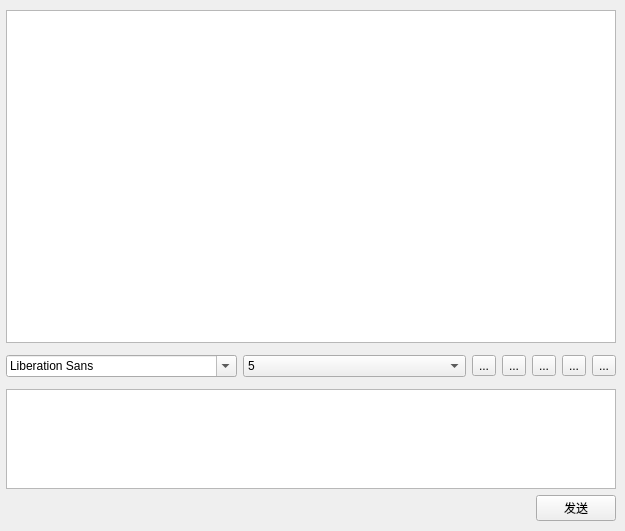
The window that Client/chatwindow.ui (davi-wang/network-chatbox) describes before a commit, drawn with Qt 5.
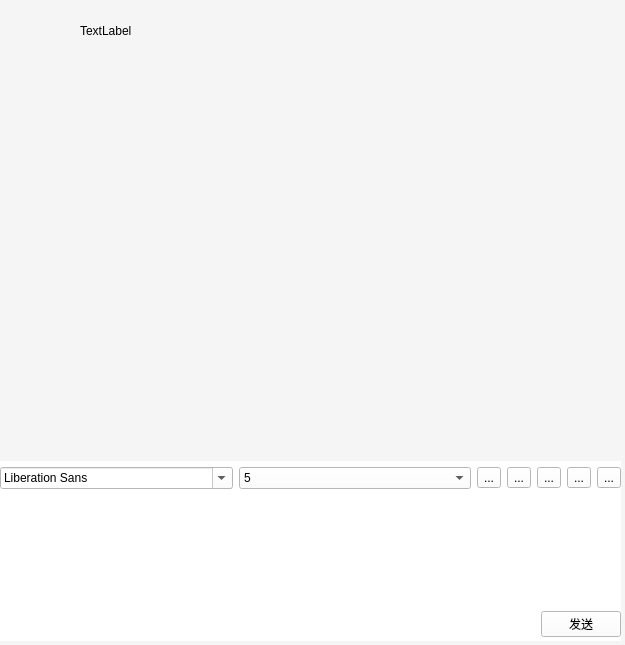
The same window after the commit. Icons and pictures are not drawn.

```diff
--- a/Client/chatwindow.ui
+++ b/Client/chatwindow.ui
@@ -2,12 +2,15 @@
 <ui version="4.0">
  <class>ChatWindow</class>
  <widget class="QWidget" name="ChatWindow">
+  <property name="enabled">
+   <bool>true</bool>
+  </property>
   <property name="geometry">
    <rect>
     <x>0</x>
     <y>0</y>
     <width>625</width>
-    <height>531</height>
+    <height>645</height>
    </rect>
   </property>
   <property name="minimumSize">
@@ -19,54 +22,29 @@
   <property name="maximumSize">
    <size>
     <width>625</width>
-    <height>531</height>
+    <height>645</height>
    </size>
   </property>
   <property name="windowTitle">
    <string>Form</string>
   </property>
-  <widget class="QWidget" name="widget_8" native="true">
-   <property name="geometry">
-    <rect>
-     <x>0</x>
-     <y>10</y>
-     <width>621</width>
-     <height>511</height>
-    </rect>
-   </property>
-   <layout class="QHBoxLayout" name="horizontalLayout_3">
-    <property name="leftMargin">
-     <number>0</number>
-    </property>
-    <property name="topMargin">
-     <number>0</number>
-    </property>
-    <property name="rightMargin">
-     <number>0</number>
-    </property>
-    <property name="bottomMargin">
-     <number>0</number>
-    </property>
-    <item>
-     <widget class="QWidget" name="widget_6" native="true">
-      <layout class="QVBoxLayout" name="verticalLayout_4">
-       <property name="leftMargin">
-        <number>0</number>
-       </property>
-       <property name="topMargin">
-        <number>0</number>
-       </property>
-       <property name="rightMargin">
-        <number>0</number>
-       </property>
-       <property name="bottomMargin">
-        <number>0</number>
-       </property>
-      </layout>
-     </widget>
-    </item>
-    <item>
+  <property name="styleSheet">
+   <string notr="true">QToolButton{
+background-color: rgba(255, 255, 255, 0);}
+
+*{
+	background-color: #f5f5f5;
+}</string>
+  </property>
      <widget class="QWidget" name="widget_7" native="true">
+   <property name="geometry">
+    <rect>
+     <x>0</x>
+     <y>50</y>
+     <width>621</width>
+     <height>591</height>
+    </rect>
+   </property>
       <layout class="QVBoxLayout" name="verticalLayout_3">
        <property name="leftMargin">
         <number>0</number>
@@ -75,7 +53,7 @@
         <number>0</number>
        </property>
        <property name="rightMargin">
-        <number>5</number>
+     <number>0</number>
        </property>
        <property name="bottomMargin">
         <number>0</number>
@@ -111,31 +89,82 @@
               <number>0</number>
              </property>
              <item>
-              <widget class="QTextBrowser" name="msgBrowser"/>
-             </item>
-            </layout>
+           <widget class="QTextBrowser" name="msgBrowser">
+            <property name="styleSheet">
+             <string notr="true">
+background-color: #f5f5f5;</string>
+            </property>
+            <property name="frameShape">
+             <enum>QFrame::NoFrame</enum>
+            </property>
            </widget>
           </item>
+          <item>
+           <widget class="QWidget" name="widget" native="true">
+            <property name="maximumSize">
+             <size>
+              <width>16777215</width>
+              <height>180</height>
+             </size>
+            </property>
+            <property name="styleSheet">
+             <string notr="true">background-color: rgb(255, 255, 255);</string>
+            </property>
+            <layout class="QVBoxLayout" name="verticalLayout_4">
+             <property name="leftMargin">
+              <number>0</number>
+             </property>
+             <property name="topMargin">
+              <number>0</number>
+             </property>
+             <property name="rightMargin">
+              <number>0</number>
+             </property>
+             <property name="bottomMargin">
+              <number>0</number>
+             </property>
           <item>
            <widget class="QWidget" name="widget_3" native="true">
+               <property name="styleSheet">
+                <string notr="true">background-color: rgb(255, 255, 255);</string>
+               </property>
             <layout class="QHBoxLayout" name="horizontalLayout">
+                <property name="spacing">
+                 <number>6</number>
+                </property>
              <property name="leftMargin">
               <number>0</number>
              </property>
              <property name="topMargin">
-              <number>6</number>
+                 <number>0</number>
              </property>
              <property name="rightMargin">
               <number>0</number>
              </property>
              <property name="bottomMargin">
-              <number>6</number>
+                 <number>0</number>
              </property>
              <item>
-              <widget class="QFontComboBox" name="fontCbx"/>
+                 <widget class="QFontComboBox" name="fontCbx">
+                  <property name="enabled">
+                   <bool>true</bool>
+                  </property>
+                  <property name="styleSheet">
+                   <string notr="true">QFontComboBox{
+	
+	background-color: rgb(255, 255, 255);
+}</string>
+                  </property>
+                 </widget>
              </item>
              <item>
               <widget class="QComboBox" name="sizeCbx">
+                  <property name="styleSheet">
+                   <string notr="true">QComboBox{
+	
+	background-color: rgb(255, 255, 255);
+}</string>
+                  </property>
                <item>
                 <property name="text">
                  <string>5</string>
@@ -183,6 +212,9 @@
                <property name="toolTip">
                 <string>加粗</string>
                </property>
+                  <property name="styleSheet">
+                   <string notr="true"/>
+                  </property>
                <property name="text">
                 <string>...</string>
                </property>
@@ -289,6 +321,9 @@
                  <height>100</height>
                 </size>
                </property>
+                  <property name="frameShape">
+                   <enum>QFrame::NoFrame</enum>
+                  </property>
               </widget>
              </item>
             </layout>
@@ -343,6 +378,44 @@
      </widget>
     </item>
    </layout>
+     </widget>
+    </item>
+   </layout>
+  </widget>
+  <widget class="QLabel" name="label">
+   <property name="geometry">
+    <rect>
+     <x>10</x>
+     <y>10</y>
+     <width>51</width>
+     <height>41</height>
+    </rect>
+   </property>
+   <property name="styleSheet">
+    <string notr="true">
+image: url(:/image/1.jpg);</string>
+   </property>
+   <property name="text">
+    <string/>
+   </property>
+  </widget>
+  <widget class="QLabel" name="label_2">
+   <property name="geometry">
+    <rect>
+     <x>80</x>
+     <y>20</y>
+     <width>231</width>
+     <height>21</height>
+    </rect>
+   </property>
+   <property name="styleSheet">
+    <string notr="true">color: rgb(0, 0, 0);
+background-color: rgba(255, 255, 255, 0);
+font:1000 12pt</string>
+   </property>
+   <property name="text">
+    <string>TextLabel</string>
+   </property>
   </widget>
  </widget>
  <resources>
```
Lines whose indentation alone changed are shown as unchanged.
